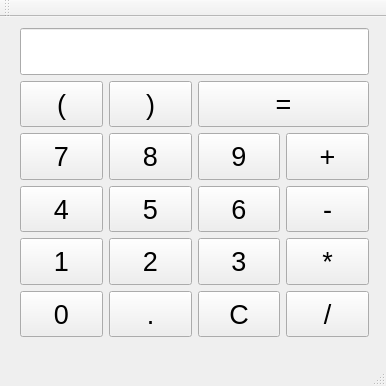
kbatoev/SpbSU-Homeworks, file 2-semester/4/4-3/calculatorForm.ui: the form before one commit.
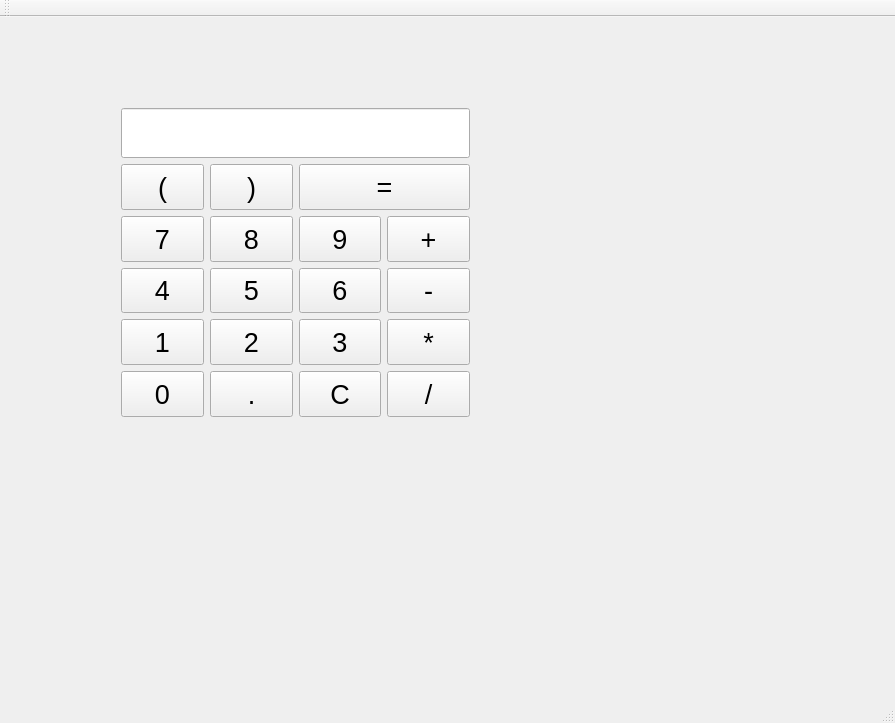
The form after the commit.

```diff
--- a/2-semester/4/4-3/calculatorForm.ui
+++ b/2-semester/4/4-3/calculatorForm.ui
@@ -6,20 +6,20 @@
    <rect>
     <x>0</x>
     <y>0</y>
-    <width>386</width>
-    <height>386</height>
+    <width>895</width>
+    <height>723</height>
    </rect>
   </property>
   <property name="minimumSize">
    <size>
-    <width>386</width>
-    <height>386</height>
+    <width>0</width>
+    <height>0</height>
    </size>
   </property>
   <property name="maximumSize">
    <size>
-    <width>386</width>
-    <height>386</height>
+    <width>5000</width>
+    <height>5000</height>
    </size>
   </property>
   <property name="windowTitle">
@@ -32,13 +32,16 @@
    <widget class="QWidget" name="gridLayoutWidget">
     <property name="geometry">
      <rect>
-      <x>9</x>
-      <y>0</y>
+      <x>110</x>
+      <y>80</y>
       <width>371</width>
       <height>331</height>
      </rect>
     </property>
     <layout class="QGridLayout" name="gridLayout">
+     <property name="sizeConstraint">
+      <enum>QLayout::SetMinAndMaxSize</enum>
+     </property>
      <item row="5" column="3">
       <widget class="QPushButton" name="multiplicationButton">
        <property name="sizePolicy">
@@ -382,21 +385,19 @@
        </property>
        <property name="minimumSize">
         <size>
-         <width>0</width>
-         <height>10</height>
+         <width>50</width>
+         <height>50</height>
         </size>
        </property>
-       <property name="font">
-        <font>
-         <pointsize>20</pointsize>
-        </font>
-       </property>
        <property name="layoutDirection">
         <enum>Qt::RightToLeft</enum>
        </property>
        <property name="alignment">
         <set>Qt::AlignRight|Qt::AlignTrailing|Qt::AlignVCenter</set>
        </property>
+       <property name="readOnly">
+        <bool>true</bool>
+       </property>
       </widget>
      </item>
      <item row="1" column="2" colspan="2">
```
Left out of the diff: 40 changed lines with no effect on the pictures.
